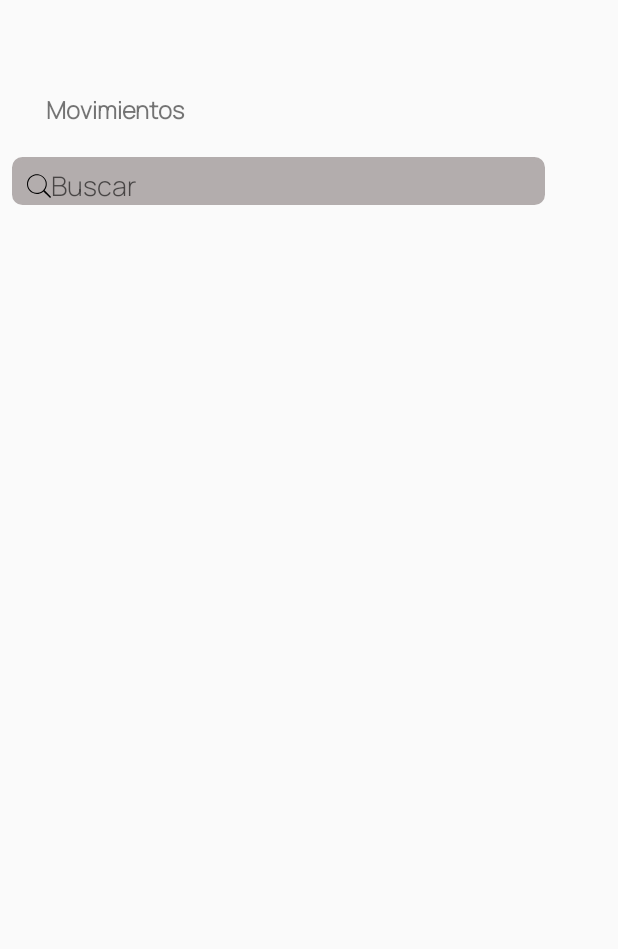
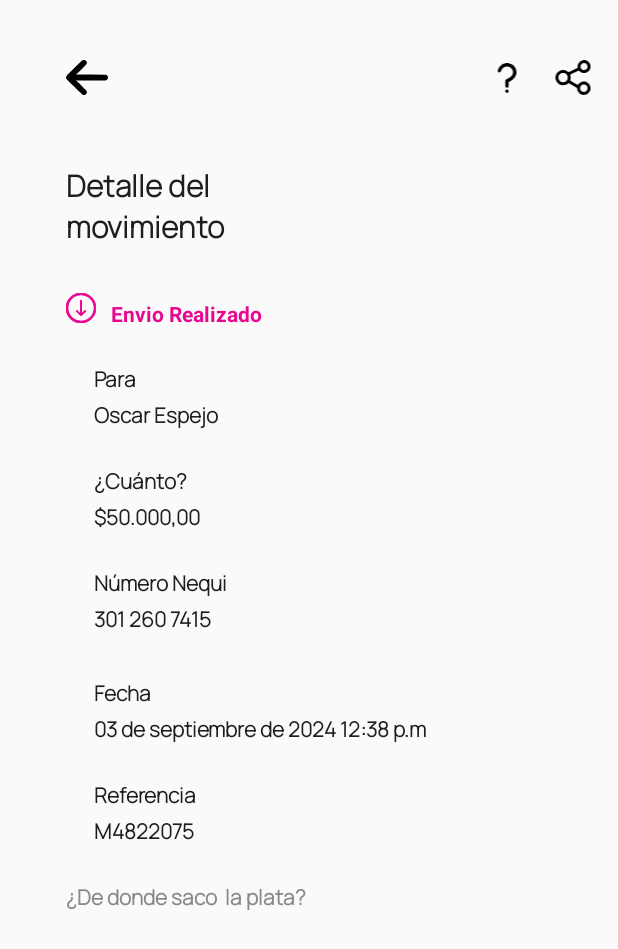
Before and after one commit to JhonmaSG/ClonNeking, an Android app: the screen it shows after launch (historial), on a phone screen of 412 x 824 dp. Shown: the top 949 px of the screen. Run offline under Robolectric (Android 15) with nearby library versions, the phone set to English and light mode, and no system bars.

Commit message:
Creacion de todas las vista faltantes

```diff
--- a/app/src/main/AndroidManifest.xml
+++ b/app/src/main/AndroidManifest.xml
@@ -7,7 +7,7 @@
         android:dataExtractionRules="@xml/data_extraction_rules"
         android:fullBackupContent="@xml/backup_rules"
         android:icon="@mipmap/ic_launcher"
-        android:label="@string/empty_string"
+        android:label="@string/titulo"
         android:roundIcon="@mipmap/ic_launcher_round"
         android:supportsRtl="true"
         android:theme="@style/Base.Theme.Neking"
--- a/app/src/main/java/com/example/neking/historial.kt
+++ b/app/src/main/java/com/example/neking/historial.kt
@@ -3,14 +3,13 @@ package com.example.neking
 import android.os.Bundle
 import androidx.activity.enableEdgeToEdge
 import androidx.appcompat.app.AppCompatActivity
-import androidx.core.view.ViewCompat
-import androidx.core.view.WindowInsetsCompat
+
 
 class historial : AppCompatActivity() {
     override fun onCreate(savedInstanceState: Bundle?) {
         super.onCreate(savedInstanceState)
         enableEdgeToEdge()
-        setContentView(R.layout.historial)
+        setContentView(R.layout.detalle_historico_r)
 
-        }
     }
+}
--- a/app/src/main/res/drawable/flecha.xml
+++ b/app/src/main/res/drawable/flecha.xml
@@ -1,6 +1,6 @@
 <vector xmlns:android="http://schemas.android.com/apk/res/android"
-    android:width="512dp"
-    android:height="512dp"
+    android:width="28dp"
+    android:height="27dp"
     android:viewportWidth="512"
     android:viewportHeight="512">
   <path
--- a/app/src/main/res/drawable/flecha_hacia_abajo.xml
+++ b/app/src/main/res/drawable/flecha_hacia_abajo.xml
@@ -5,10 +5,10 @@
     android:viewportHeight="512">
   <path
       android:pathData="M231.5,1.1c-80,8.3 -150.1,51.8 -192.7,119.6 -48.7,77.4 -51.6,177.7 -7.5,257.8 11.7,21.3 25.3,39.5 43,57.3 21,21.3 42.1,36.5 69.2,49.8 26,12.7 50.9,20.3 81,24.6 11.9,1.7 51.2,1.6 63.5,-0.1 62.1,-8.6 114.8,-36 157.1,-81.8 35,-38 57.3,-86.3 65.1,-140.8 1.7,-11.8 1.7,-51.2 0,-63 -8.3,-58.3 -32.1,-107.3 -71.5,-147.4 -40.4,-41.1 -89.9,-66.2 -147.2,-74.7 -12.3,-1.8 -47.8,-2.6 -60,-1.3zM276.6,32.1c53.7,5.2 101.3,27.8 139.1,66.1 34.7,35.1 55.1,76 63,126.3 2.4,15.4 2.4,47.9 -0.1,63.5 -11.6,75 -57.2,137.6 -124,170 -31.5,15.3 -61.3,22.1 -97.1,22.1 -36.6,-0 -68,-7.4 -100.9,-23.8 -66,-32.8 -110.6,-94.8 -122.2,-169.8 -2.3,-15.2 -2.3,-47.1 0,-62 6.7,-42.5 21.8,-77.3 47.7,-110 45.6,-57.8 120.8,-89.6 194.5,-82.4z"
-      android:fillColor="#000000"
-      android:strokeColor="#00000000"/>
+      android:fillColor="#E9078F"
+      android:strokeColor="#E9078F"/>
   <path
       android:pathData="M248,118.2c-3,1.5 -5.3,3.7 -6.7,6.3l-2.3,4 0,104 0,104 -21.2,-21.2c-21.7,-21.6 -25.3,-24.3 -32,-24.3 -4.8,0.1 -11.2,3.3 -13.8,7.1 -3.4,4.7 -3.9,13.2 -1.2,18.5 3,5.6 73.7,75.9 78.4,77.9 4.7,1.9 8.9,1.9 13.6,-0 4.4,-1.9 72.8,-69.4 77.3,-76.4 3.8,-5.9 4.1,-14.1 0.6,-19.2 -4.7,-7 -13.7,-9.6 -21.5,-6.3 -2.4,0.9 -11.4,9.2 -24.9,22.7l-21.3,21.1 0,-103.5 0,-103.6 -2.3,-4.4c-2.6,-5.1 -8.9,-8.9 -14.7,-8.9 -2,-0 -5.6,1 -8,2.2z"
-      android:fillColor="#000000"
+      android:fillColor="#E9078F"
       android:strokeColor="#00000000"/>
 </vector>
--- /dev/null
+++ b/app/src/main/res/layout/detalle_historico_r.xml
@@ -0,0 +1,229 @@
+<?xml version="1.0" encoding="utf-8"?>
+<androidx.constraintlayout.widget.ConstraintLayout xmlns:android="http://schemas.android.com/apk/res/android"
+    xmlns:app="http://schemas.android.com/apk/res-auto"
+    xmlns:tools="http://schemas.android.com/tools"
+    android:id="@+id/Layout_h_c"
+    android:layout_width="match_parent"
+    android:layout_height="match_parent">
+
+    <ImageView
+        android:id="@+id/imageView5"
+        android:layout_width="28dp"
+        android:layout_height="27dp"
+        android:layout_marginTop="38dp"
+        android:layout_marginEnd="16dp"
+        app:layout_constraintEnd_toEndOf="parent"
+        app:layout_constraintTop_toTopOf="parent"
+        app:srcCompat="@drawable/boton_de_compartir" />
+
+    <ImageView
+        android:id="@+id/imageView6"
+        android:layout_width="28dp"
+        android:layout_height="27dp"
+        android:layout_marginTop="38dp"
+        android:layout_marginEnd="16dp"
+        app:layout_constraintEnd_toStartOf="@+id/imageView5"
+        app:layout_constraintTop_toTopOf="parent"
+        app:srcCompat="@drawable/signo_de_interrogacion" />
+
+    <Button
+        android:id="@+id/devolverse_h"
+        android:layout_width="28dp"
+        android:layout_height="27dp"
+        android:layout_marginStart="20dp"
+        android:layout_marginTop="38dp"
+        android:layout_marginEnd="228dp"
+        android:background="@null"
+        android:backgroundTint="@null"
+        android:drawableBottom="@drawable/flecha"
+        android:outlineProvider="none"
+        android:padding="0dp"
+        app:layout_constraintEnd_toStartOf="@+id/imageView6"
+        app:layout_constraintStart_toStartOf="parent"
+        app:layout_constraintTop_toTopOf="parent" />
+
+    <TextView
+        android:id="@+id/textView"
+        android:layout_width="200dp"
+        android:layout_height="70dp"
+        android:layout_marginTop="44dp"
+        android:fontFamily="@font/manrope_light"
+        android:text="Detalle del movimiento"
+        android:textColor="#1E1E1E"
+        android:textSize="20sp"
+        android:textStyle="bold"
+        app:layout_constraintStart_toStartOf="@+id/devolverse_h"
+        app:layout_constraintTop_toBottomOf="@+id/devolverse_h" />
+
+    <TextView
+        android:id="@+id/textView2"
+        android:layout_width="wrap_content"
+        android:layout_height="wrap_content"
+        android:layout_marginStart="10dp"
+        android:layout_marginTop="20dp"
+        android:text="Envio Realizado"
+        android:textColor="#E9078F"
+        android:textStyle="bold"
+        app:layout_constraintStart_toEndOf="@+id/imageView7"
+        app:layout_constraintTop_toBottomOf="@+id/textView" />
+
+    <ImageView
+        android:id="@+id/imageView7"
+        android:layout_width="20dp"
+        android:layout_height="20dp"
+        android:layout_marginTop="16dp"
+        app:layout_constraintStart_toStartOf="@+id/textView"
+        app:layout_constraintTop_toBottomOf="@+id/textView"
+        app:srcCompat="@drawable/flecha_hacia_abajo" />
+
+    <TextView
+        android:id="@+id/textView3"
+        android:layout_width="wrap_content"
+        android:layout_height="wrap_content"
+        android:layout_marginStart="-13dp"
+        android:layout_marginTop="24dp"
+        android:fontFamily="@font/manrope_light"
+        android:text="Para"
+        android:textColor="#1E1E1E"
+        android:textStyle="bold"
+        app:layout_constraintEnd_toEndOf="parent"
+        app:layout_constraintHorizontal_bias="0.191"
+        app:layout_constraintStart_toStartOf="parent"
+        app:layout_constraintTop_toBottomOf="@+id/textView2" />
+
+    <TextView
+        android:id="@+id/nombre_user_h_c"
+        android:layout_width="194dp"
+        android:layout_height="20dp"
+        android:layout_marginTop="4dp"
+        android:fontFamily="@font/manrope_light"
+        android:text="Oscar Espejo"
+        android:textColor="#1E1E1E"
+        android:textStyle="bold"
+        app:layout_constraintStart_toStartOf="@+id/textView3"
+        app:layout_constraintTop_toBottomOf="@+id/textView3" />
+
+    <TextView
+        android:id="@+id/textView5"
+        android:layout_width="wrap_content"
+        android:layout_height="wrap_content"
+        android:layout_marginTop="24dp"
+        android:fontFamily="@font/manrope_light"
+        android:text="¿Cuánto?"
+        android:textColor="#1E1E1E"
+        android:textStyle="bold"
+        app:layout_constraintStart_toStartOf="@+id/nombre_user_h_c"
+        app:layout_constraintTop_toBottomOf="@+id/nombre_user_h_c" />
+
+    <TextView
+        android:id="@+id/valor_user_h_c"
+        android:layout_width="wrap_content"
+        android:layout_height="wrap_content"
+        android:layout_marginTop="4dp"
+        android:fontFamily="@font/manrope_light"
+        android:text="$50.000,00"
+        android:textColor="#1E1E1E"
+        android:textStyle="bold"
+        app:layout_constraintStart_toStartOf="@+id/textView5"
+        app:layout_constraintTop_toBottomOf="@+id/textView5" />
+
+    <TextView
+        android:id="@+id/textView7"
+        android:layout_width="wrap_content"
+        android:layout_height="wrap_content"
+        android:layout_marginTop="24dp"
+        android:fontFamily="@font/manrope_light"
+        android:text="Número Nequi"
+        android:textColor="#1E1E1E"
+        android:textStyle="bold"
+        app:layout_constraintStart_toStartOf="@+id/valor_user_h_c"
+        app:layout_constraintTop_toBottomOf="@+id/valor_user_h_c" />
+
+    <TextView
+        android:id="@+id/numero_telefonico_h_c"
+        android:layout_width="108dp"
+        android:layout_height="25dp"
+        android:layout_marginTop="4dp"
+        android:fontFamily="@font/manrope_light"
+        android:text="301 260 7415"
+        android:textColor="#1E1E1E"
+        android:textStyle="bold"
+        app:layout_constraintStart_toStartOf="@+id/textView7"
+        app:layout_constraintTop_toBottomOf="@+id/textView7" />
+
+    <TextView
+        android:id="@+id/textView9"
+        android:layout_width="wrap_content"
+        android:layout_height="wrap_content"
+        android:layout_marginTop="24dp"
+        android:fontFamily="@font/manrope_light"
+        android:text="Fecha"
+        android:textColor="#1E1E1E"
+        android:textStyle="bold"
+        app:layout_constraintStart_toStartOf="@+id/numero_telefonico_h_c"
+        app:layout_constraintTop_toBottomOf="@+id/numero_telefonico_h_c" />
+
+    <TextView
+        android:id="@+id/textView10"
+        android:layout_width="wrap_content"
+        android:layout_height="wrap_content"
+        android:layout_marginTop="4dp"
+        android:fontFamily="@font/manrope_light"
+        android:text="03 de septiembre de 2024 12:38 p.m"
+        android:textColor="#1E1E1E"
+        android:textStyle="bold"
+        app:layout_constraintStart_toStartOf="@+id/textView9"
+        app:layout_constraintTop_toBottomOf="@+id/textView9" />
+
+    <TextView
+        android:id="@+id/textView11"
+        android:layout_width="wrap_content"
+        android:layout_height="wrap_content"
+        android:layout_marginTop="24dp"
+        android:fontFamily="@font/manrope_light"
+        android:text="Referencia"
+        android:textColor="#1E1E1E"
+        android:textStyle="bold"
+        app:layout_constraintStart_toStartOf="@+id/textView10"
+        app:layout_constraintTop_toBottomOf="@+id/textView10" />
+
+    <TextView
+        android:id="@+id/numero_ref_h_c"
+        android:layout_width="wrap_content"
+        android:layout_height="wrap_content"
+        android:layout_marginTop="4dp"
+        android:fontFamily="@font/manrope_light"
+        android:text="M4822075"
+        android:textColor="#1E1E1E"
+        android:textStyle="bold"
+        app:layout_constraintStart_toStartOf="@+id/textView11"
+        app:layout_constraintTop_toBottomOf="@+id/textView11" />
+
+    <TextView
+        android:id="@+id/textView13"
+        android:layout_width="wrap_content"
+        android:layout_height="wrap_content"
+        android:layout_marginTop="24dp"
+        android:fontFamily="@font/manrope_light"
+        android:text="¿De donde saco  la plata?"
+        android:textColor="#8C8888"
+        android:textStyle="bold"
+        app:layout_constraintStart_toStartOf="@+id/imageView7"
+        app:layout_constraintTop_toBottomOf="@+id/numero_ref_h_c" />
+
+    <TextView
+        android:id="@+id/textView14"
+        android:layout_width="wrap_content"
+        android:layout_height="wrap_content"
+        android:layout_marginStart="30dp"
+        android:layout_marginTop="272dp"
+        android:fontFamily="@font/manrope_light"
+        android:text="¿Álgun problema con este movimiento?"
+        android:textColor="#E9078F"
+        android:textStyle="bold"
+        app:layout_constraintEnd_toEndOf="@+id/textView13"
+        app:layout_constraintHorizontal_bias="0.0"
+        app:layout_constraintStart_toStartOf="@+id/textView13"
+        app:layout_constraintTop_toBottomOf="@+id/textView13" />
+
+</androidx.constraintlayout.widget.ConstraintLayout>
--- a/app/src/main/res/layout/historial.xml
+++ b/app/src/main/res/layout/historial.xml
@@ -1,6 +1,7 @@
 <?xml version="1.0" encoding="utf-8"?>
 <androidx.constraintlayout.widget.ConstraintLayout xmlns:android="http://schemas.android.com/apk/res/android"
     xmlns:app="http://schemas.android.com/apk/res-auto"
+    xmlns:tools="http://schemas.android.com/tools"
     android:id="@+id/container"
     android:layout_width="match_parent"
     android:layout_height="match_parent"
@@ -11,28 +12,29 @@
         android:id="@+id/main"
         android:layout_width="113dp"
         android:layout_height="wrap_content"
-        android:layout_marginStart="26dp"
+        android:layout_marginStart="40dp"
 
-        android:layout_marginTop="5dp"
         android:layout_marginBottom="695dp"
         android:fontFamily="@font/manrope_light"
         android:text="Movimientos"
+        android:textColor="#1E1E1E"
         android:textSize="16sp"
         android:textStyle="bold"
         app:layout_constraintBottom_toBottomOf="parent"
         app:layout_constraintEnd_toEndOf="parent"
-        app:layout_constraintHorizontal_bias="0.018"
+        app:layout_constraintHorizontal_bias="0.011"
         app:layout_constraintStart_toStartOf="parent"
         app:layout_constraintTop_toTopOf="parent"
         app:layout_constraintVertical_bias="0.0" />
 
     <LinearLayout
+        android:id="@+id/linearLayout"
         android:layout_width="355dp"
         android:layout_height="32dp"
         android:layout_marginStart="8dp"
         android:layout_marginTop="20dp"
         android:background="@drawable/style_border_edit_text"
-        android:backgroundTint="#B3ADAD"
+        android:backgroundTint="#FFDCCDD9"
         android:orientation="horizontal"
         android:paddingTop="1dp"
         android:paddingBottom="4dp"
@@ -47,7 +49,7 @@
             android:layout_height="wrap_content"
             android:layout_marginTop="5dp"
             android:layout_marginBottom="-4dp"
-            android:background="#B3ADAD"
+            android:background="#FFDCCDD9"
             android:src="@drawable/lupa_de_detective" />
 
         <EditText
@@ -58,15 +60,23 @@
             android:layout_marginTop="5dp"
             android:layout_marginEnd="30dp"
             android:layout_marginBottom="-4dp"
-            android:background="#B3ADAD"
+            android:background="#DCCDD9"
             android:fontFamily="@font/manrope_light"
             android:hint="Buscar"
             android:inputType="text"
             android:paddingTop="1dp"
             android:paddingEnd="1dp"
             android:paddingBottom="-10dp"
-            android:singleLine="true" />
+            android:singleLine="true"
+            android:textColor="#1E1E1E" />
 
     </LinearLayout>
 
+    <View
+        android:layout_width="430dp"
+        android:layout_height="25dp"
+        android:background="@drawable/horizontal_line"
+        app:layout_constraintEnd_toEndOf="@+id/linearLayout"
+        app:layout_constraintStart_toStartOf="@+id/linearLayout"
+        app:layout_constraintTop_toBottomOf="@+id/linearLayout" />
 </androidx.constraintlayout.widget.ConstraintLayout>
--- a/app/src/main/res/values/string.xml
+++ b/app/src/main/res/values/string.xml
@@ -1,4 +1,5 @@
 <?xml version="1.0" encoding="utf-8"?>
 <resources>
     <string name="empty_string"></string>
+    <string name="titulo">Neking</string>
 </resources>
```
Also changed, not shown: app/src/main/res/drawable/horizontal_line.xml (added, +13 -0 lines), app/src/main/res/drawable/vertical_line.xml (added, +13 -0 lines), app/src/main/res/layout/comprobante_consigna.xml (added, +84 -0 lines), app/src/main/res/layout/comprobante_retiro.xml (added, +75 -0 lines), app/src/main/res/layout/detalle_historico_c.xml (added, +202 -0 lines).
